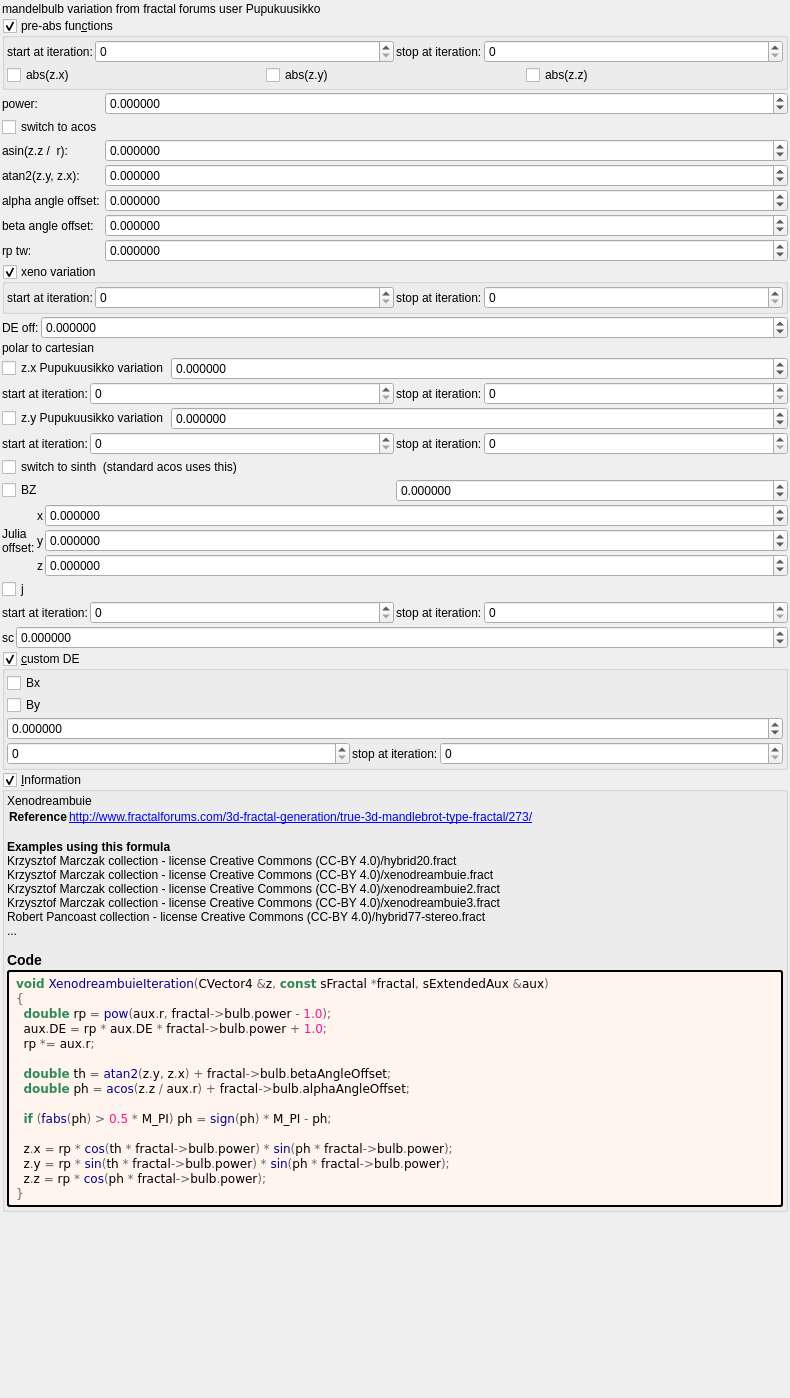
Qt form mandelbulber2/formula/ui/mandelbulb_pupuku.ui (buddhi1980/mandelbulber2) before a commit.
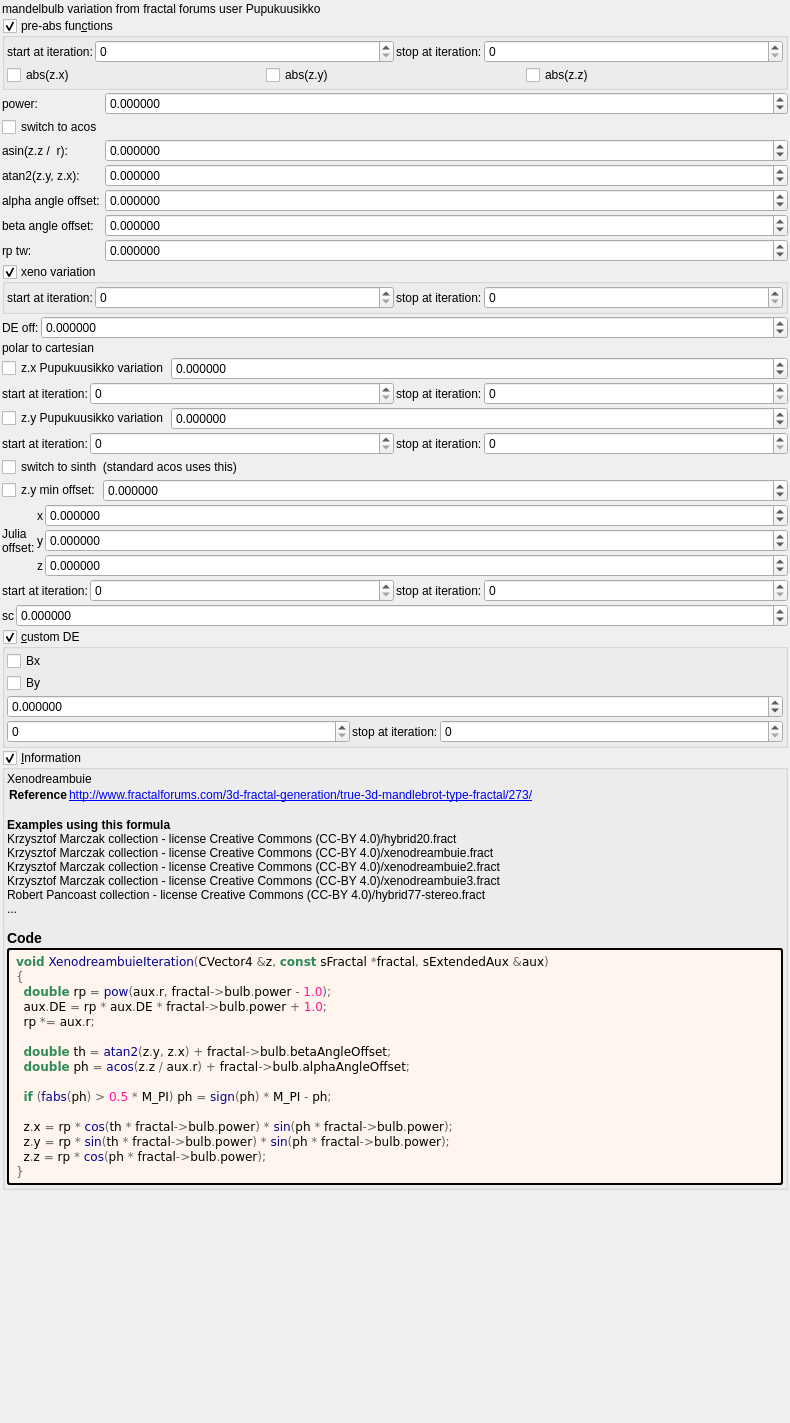
The same form after that commit. Custom widgets are drawn as their Qt base class.

```diff
--- a/mandelbulber2/formula/ui/mandelbulb_pupuku.ui
+++ b/mandelbulber2/formula/ui/mandelbulb_pupuku.ui
@@ -7,7 +7,7 @@
     <x>0</x>
     <y>0</y>
     <width>790</width>
-    <height>1398</height>
+    <height>1423</height>
    </rect>
   </property>
   <property name="windowTitle">
@@ -671,11 +671,11 @@
     </widget>
    </item>
    <item>
-    <layout class="QHBoxLayout" name="horizontalLayout_18" stretch="0,0">
+    <layout class="QHBoxLayout" name="horizontalLayout_18" stretch="0,1">
      <item>
       <widget class="MyCheckBox" name="checkBox_transf_function_enabledBz_false">
        <property name="text">
-        <string notr="true">BZ</string>
+        <string notr="true">z.y min offset:</string>
        </property>
       </widget>
      </item>
@@ -829,13 +829,6 @@
      </item>
     </layout>
    </item>
-   <item>
-    <widget class="MyCheckBox" name="checkBox_transf_function_enabledJ_false">
-     <property name="text">
-      <string notr="true">j</string>
-     </property>
-    </widget>
-   </item>
    <item>
     <layout class="QHBoxLayout" name="horizontalLayout_27" stretch="0,1,0,1">
      <item>
```
